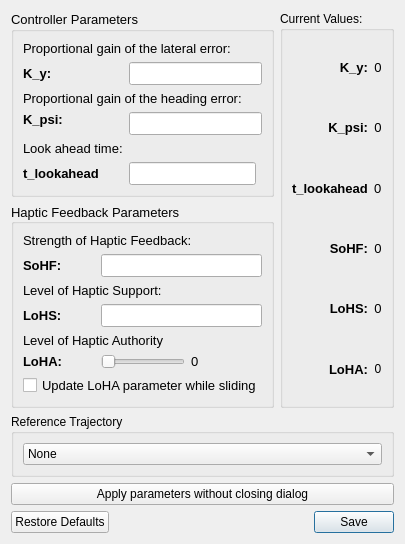
The window that modules/steeringwheelcontrol/action/swcontrollers/ui/fdca_settings_ui.ui (tud-hri/joan) describes before a commit, drawn with Qt 5.
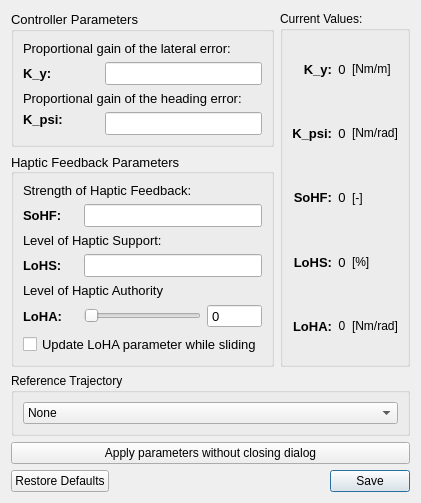
The same window after the commit.

Commit message: added spinbox functionality to loha and added units

```diff
--- a/modules/steeringwheelcontrol/action/swcontrollers/ui/fdca_settings_ui.ui
+++ b/modules/steeringwheelcontrol/action/swcontrollers/ui/fdca_settings_ui.ui
@@ -6,8 +6,8 @@
    <rect>
     <x>0</x>
     <y>0</y>
-    <width>393</width>
-    <height>543</height>
+    <width>412</width>
+    <height>487</height>
    </rect>
   </property>
   <property name="windowTitle">
@@ -47,8 +47,37 @@
      <layout class="QGridLayout" name="gridLayout_4">
       <item row="0" column="1">
        <layout class="QGridLayout" name="gridLayout_3">
-        <item row="6" column="1">
-         <widget class="QLineEdit" name="edit_t_lookahead"/>
+        <item row="2" column="0">
+         <widget class="QLabel" name="lblKy">
+          <property name="sizePolicy">
+           <sizepolicy hsizetype="Preferred" vsizetype="Preferred">
+            <horstretch>0</horstretch>
+            <verstretch>0</verstretch>
+           </sizepolicy>
+          </property>
+          <property name="minimumSize">
+           <size>
+            <width>0</width>
+            <height>0</height>
+           </size>
+          </property>
+          <property name="maximumSize">
+           <size>
+            <width>16777215</width>
+            <height>16777215</height>
+           </size>
+          </property>
+          <property name="font">
+           <font>
+            <pointsize>10</pointsize>
+            <weight>75</weight>
+            <bold>true</bold>
+           </font>
+          </property>
+          <property name="text">
+           <string>K_y:</string>
+          </property>
+         </widget>
         </item>
         <item row="0" column="0" colspan="3">
          <widget class="QLabel" name="lblKytitle">
@@ -81,51 +110,21 @@
           </property>
          </widget>
         </item>
-        <item row="2" column="0">
-         <widget class="QLabel" name="lblKy">
+        <item row="4" column="1" colspan="2">
+         <widget class="QLineEdit" name="edit_k_psi">
           <property name="sizePolicy">
-           <sizepolicy hsizetype="Preferred" vsizetype="Preferred">
+           <sizepolicy hsizetype="Preferred" vsizetype="Fixed">
             <horstretch>0</horstretch>
             <verstretch>0</verstretch>
            </sizepolicy>
           </property>
-          <property name="minimumSize">
-           <size>
-            <width>0</width>
-            <height>0</height>
-           </size>
-          </property>
-          <property name="maximumSize">
-           <size>
-            <width>16777215</width>
-            <height>16777215</height>
-           </size>
-          </property>
           <property name="font">
            <font>
             <pointsize>10</pointsize>
-            <weight>75</weight>
-            <bold>true</bold>
            </font>
           </property>
-          <property name="text">
-           <string>K_y:</string>
-          </property>
          </widget>
         </item>
-        <item row="7" column="0" colspan="2">
-         <spacer name="verticalSpacer">
-          <property name="orientation">
-           <enum>Qt::Vertical</enum>
-          </property>
-          <property name="sizeHint" stdset="0">
-           <size>
-            <width>20</width>
-            <height>40</height>
-           </size>
-          </property>
-         </spacer>
-        </item>
         <item row="4" column="0">
          <widget class="QLabel" name="lblKpsi">
           <property name="sizePolicy">
@@ -179,41 +178,6 @@
           </property>
          </widget>
         </item>
-        <item row="4" column="1" colspan="2">
-         <widget class="QLineEdit" name="edit_k_psi">
-          <property name="sizePolicy">
-           <sizepolicy hsizetype="Preferred" vsizetype="Fixed">
-            <horstretch>0</horstretch>
-            <verstretch>0</verstretch>
-           </sizepolicy>
-          </property>
-          <property name="font">
-           <font>
-            <pointsize>10</pointsize>
-           </font>
-          </property>
-         </widget>
-        </item>
-        <item row="6" column="0">
-         <widget class="QLabel" name="label_t">
-          <property name="font">
-           <font>
-            <weight>75</weight>
-            <bold>true</bold>
-           </font>
-          </property>
-          <property name="text">
-           <string>t_lookahead</string>
-          </property>
-         </widget>
-        </item>
-        <item row="5" column="0">
-         <widget class="QLabel" name="label_6">
-          <property name="text">
-           <string>Look ahead time:</string>
-          </property>
-         </widget>
-        </item>
        </layout>
       </item>
      </layout>
@@ -319,52 +283,6 @@
       </item>
       <item row="0" column="0">
        <layout class="QGridLayout" name="gridLayout_5">
-        <item row="6" column="1">
-         <widget class="QSlider" name="slider_loha">
-          <property name="sizePolicy">
-           <sizepolicy hsizetype="Minimum" vsizetype="Fixed">
-            <horstretch>0</horstretch>
-            <verstretch>0</verstretch>
-           </sizepolicy>
-          </property>
-          <property name="maximum">
-           <number>100</number>
-          </property>
-          <property name="orientation">
-           <enum>Qt::Horizontal</enum>
-          </property>
-         </widget>
-        </item>
-        <item row="6" column="2">
-         <widget class="QLabel" name="lbl_loha_slider">
-          <property name="font">
-           <font>
-            <pointsize>10</pointsize>
-           </font>
-          </property>
-          <property name="text">
-           <string>0</string>
-          </property>
-          <property name="alignment">
-           <set>Qt::AlignLeading|Qt::AlignLeft|Qt::AlignVCenter</set>
-          </property>
-         </widget>
-        </item>
-        <item row="3" column="1" colspan="2">
-         <widget class="QLineEdit" name="edit_lohs">
-          <property name="sizePolicy">
-           <sizepolicy hsizetype="Minimum" vsizetype="Fixed">
-            <horstretch>0</horstretch>
-            <verstretch>0</verstretch>
-           </sizepolicy>
-          </property>
-          <property name="font">
-           <font>
-            <pointsize>10</pointsize>
-           </font>
-          </property>
-         </widget>
-        </item>
         <item row="1" column="0">
          <widget class="QLabel" name="lblKsohf">
           <property name="font">
@@ -407,8 +325,8 @@
           </property>
          </widget>
         </item>
-        <item row="4" column="0" colspan="3">
-         <widget class="QLabel" name="lblKlohatitle">
+        <item row="0" column="0" colspan="3">
+         <widget class="QLabel" name="lblKsohftitle">
           <property name="font">
            <font>
             <pointsize>10</pointsize>
@@ -417,7 +335,10 @@
            </font>
           </property>
           <property name="text">
-           <string>Level of Haptic Authority</string>
+           <string>Strength of Haptic Feedback:</string>
+          </property>
+          <property name="alignment">
+           <set>Qt::AlignLeading|Qt::AlignLeft|Qt::AlignTop</set>
           </property>
          </widget>
         </item>
@@ -435,7 +356,76 @@
           </property>
          </widget>
         </item>
-        <item row="1" column="1" colspan="2">
+        <item row="4" column="0" colspan="3">
+         <widget class="QLabel" name="lblKlohatitle">
+          <property name="font">
+           <font>
+            <pointsize>10</pointsize>
+            <weight>50</weight>
+            <bold>false</bold>
+           </font>
+          </property>
+          <property name="text">
+           <string>Level of Haptic Authority</string>
+          </property>
+         </widget>
+        </item>
+        <item row="6" column="3">
+         <widget class="QSpinBox" name="spin_loha">
+          <property name="font">
+           <font>
+            <kerning>true</kerning>
+           </font>
+          </property>
+          <property name="frame">
+           <bool>true</bool>
+          </property>
+          <property name="buttonSymbols">
+           <enum>QAbstractSpinBox::NoButtons</enum>
+          </property>
+          <property name="accelerated">
+           <bool>false</bool>
+          </property>
+          <property name="keyboardTracking">
+           <bool>false</bool>
+          </property>
+          <property name="maximum">
+           <number>50</number>
+          </property>
+         </widget>
+        </item>
+        <item row="6" column="1" colspan="2">
+         <widget class="QSlider" name="slider_loha">
+          <property name="sizePolicy">
+           <sizepolicy hsizetype="Minimum" vsizetype="Fixed">
+            <horstretch>0</horstretch>
+            <verstretch>0</verstretch>
+           </sizepolicy>
+          </property>
+          <property name="maximum">
+           <number>50</number>
+          </property>
+          <property name="orientation">
+           <enum>Qt::Horizontal</enum>
+          </property>
+         </widget>
+        </item>
+        <item row="3" column="1" colspan="3">
+         <widget class="QLineEdit" name="edit_lohs">
+          <property name="sizePolicy">
+           <sizepolicy hsizetype="Minimum" vsizetype="Fixed">
+            <horstretch>0</horstretch>
+            <verstretch>0</verstretch>
+           </sizepolicy>
+          </property>
+          <property name="font">
+           <font>
+            <pointsize>10</pointsize>
+           </font>
+          </property>
+         </widget>
+        </item>
+        <item row="1" column="1" colspan="3">
          <widget class="QLineEdit" name="edit_sohf">
           <property name="sizePolicy">
            <sizepolicy hsizetype="Minimum" vsizetype="Fixed">
@@ -450,23 +440,6 @@
           </property>
          </widget>
         </item>
-        <item row="0" column="0" colspan="3">
-         <widget class="QLabel" name="lblKsohftitle">
-          <property name="font">
-           <font>
-            <pointsize>10</pointsize>
-            <weight>50</weight>
-            <bold>false</bold>
-           </font>
-          </property>
-          <property name="text">
-           <string>Strength of Haptic Feedback:</string>
-          </property>
-          <property name="alignment">
-           <set>Qt::AlignLeading|Qt::AlignLeft|Qt::AlignTop</set>
-          </property>
-         </widget>
-        </item>
        </layout>
       </item>
       <item row="1" column="0">
@@ -487,58 +460,24 @@
      <layout class="QGridLayout" name="gridLayout_2">
       <item row="5" column="0">
        <layout class="QGridLayout" name="gridLayout_7">
-        <item row="4" column="1">
-         <widget class="QLabel" name="lbl_lohs">
-          <property name="font">
-           <font>
-            <pointsize>10</pointsize>
-            <weight>50</weight>
-            <bold>false</bold>
-           </font>
-          </property>
-          <property name="text">
-           <string>0</string>
-          </property>
-          <property name="alignment">
-           <set>Qt::AlignCenter</set>
-          </property>
-         </widget>
-        </item>
-        <item row="4" column="0">
-         <widget class="QLabel" name="label_3">
-          <property name="font">
-           <font>
-            <pointsize>10</pointsize>
-            <weight>75</weight>
-            <bold>true</bold>
-           </font>
-          </property>
-          <property name="text">
-           <string>LoHS:</string>
-          </property>
-          <property name="alignment">
-           <set>Qt::AlignRight|Qt::AlignTrailing|Qt::AlignVCenter</set>
-          </property>
-         </widget>
-        </item>
-        <item row="3" column="0">
-         <widget class="QLabel" name="label_4">
-          <property name="font">
-           <font>
-            <pointsize>10</pointsize>
-            <weight>75</weight>
-            <bold>true</bold>
-           </font>
-          </property>
-          <property name="text">
-           <string>SoHF:</string>
-          </property>
-          <property name="alignment">
-           <set>Qt::AlignRight|Qt::AlignTrailing|Qt::AlignVCenter</set>
-          </property>
-         </widget>
-        </item>
         <item row="3" column="1">
+         <widget class="QLabel" name="lbl_lohs">
+          <property name="font">
+           <font>
+            <pointsize>10</pointsize>
+            <weight>50</weight>
+            <bold>false</bold>
+           </font>
+          </property>
+          <property name="text">
+           <string>0</string>
+          </property>
+          <property name="alignment">
+           <set>Qt::AlignCenter</set>
+          </property>
+         </widget>
+        </item>
+        <item row="2" column="1">
          <widget class="QLabel" name="lbl_sohf">
           <property name="font">
            <font>
@@ -555,8 +494,8 @@
           </property>
          </widget>
         </item>
-        <item row="5" column="0">
-         <widget class="QLabel" name="label_2">
+        <item row="2" column="0">
+         <widget class="QLabel" name="label_4">
           <property name="font">
            <font>
             <pointsize>10</pointsize>
@@ -565,38 +504,15 @@
            </font>
           </property>
           <property name="text">
-           <string>LoHA:</string>
+           <string>SoHF:</string>
           </property>
           <property name="alignment">
            <set>Qt::AlignRight|Qt::AlignTrailing|Qt::AlignVCenter</set>
           </property>
          </widget>
         </item>
-        <item row="1" column="1">
-         <widget class="QLabel" name="lbl_k_psi">
-          <property name="sizePolicy">
-           <sizepolicy hsizetype="Minimum" vsizetype="Preferred">
-            <horstretch>0</horstretch>
-            <verstretch>0</verstretch>
-           </sizepolicy>
-          </property>
-          <property name="font">
-           <font>
-            <pointsize>10</pointsize>
-            <weight>50</weight>
-            <bold>false</bold>
-           </font>
-          </property>
-          <property name="text">
-           <string>0</string>
-          </property>
-          <property name="alignment">
-           <set>Qt::AlignCenter</set>
-          </property>
-         </widget>
-        </item>
-        <item row="0" column="0">
-         <widget class="QLabel" name="label">
+        <item row="3" column="0">
+         <widget class="QLabel" name="label_3">
           <property name="font">
            <font>
             <pointsize>10</pointsize>
@@ -605,7 +521,7 @@
            </font>
           </property>
           <property name="text">
-           <string>K_y:</string>
+           <string>LoHS:</string>
           </property>
           <property name="alignment">
            <set>Qt::AlignRight|Qt::AlignTrailing|Qt::AlignVCenter</set>
@@ -658,7 +574,64 @@
           </property>
          </widget>
         </item>
-        <item row="5" column="1">
+        <item row="0" column="0">
+         <widget class="QLabel" name="label">
+          <property name="font">
+           <font>
+            <pointsize>10</pointsize>
+            <weight>75</weight>
+            <bold>true</bold>
+           </font>
+          </property>
+          <property name="text">
+           <string>K_y:</string>
+          </property>
+          <property name="alignment">
+           <set>Qt::AlignRight|Qt::AlignTrailing|Qt::AlignVCenter</set>
+          </property>
+         </widget>
+        </item>
+        <item row="4" column="0">
+         <widget class="QLabel" name="label_2">
+          <property name="font">
+           <font>
+            <pointsize>10</pointsize>
+            <weight>75</weight>
+            <bold>true</bold>
+           </font>
+          </property>
+          <property name="text">
+           <string>LoHA:</string>
+          </property>
+          <property name="alignment">
+           <set>Qt::AlignRight|Qt::AlignTrailing|Qt::AlignVCenter</set>
+          </property>
+         </widget>
+        </item>
+        <item row="1" column="1">
+         <widget class="QLabel" name="lbl_k_psi">
+          <property name="sizePolicy">
+           <sizepolicy hsizetype="Minimum" vsizetype="Preferred">
+            <horstretch>0</horstretch>
+            <verstretch>0</verstretch>
+           </sizepolicy>
+          </property>
+          <property name="font">
+           <font>
+            <pointsize>10</pointsize>
+            <weight>50</weight>
+            <bold>false</bold>
+           </font>
+          </property>
+          <property name="text">
+           <string>0</string>
+          </property>
+          <property name="alignment">
+           <set>Qt::AlignCenter</set>
+          </property>
+         </widget>
+        </item>
+        <item row="4" column="1">
          <widget class="QLabel" name="lbl_loha">
           <property name="text">
            <string>0</string>
@@ -668,29 +641,38 @@
           </property>
          </widget>
         </item>
-        <item row="2" column="0">
-         <widget class="QLabel" name="label_7">
-          <property name="font">
-           <font>
-            <pointsize>10</pointsize>
-            <weight>75</weight>
-            <bold>true</bold>
-           </font>
+        <item row="3" column="2">
+         <widget class="QLabel" name="label_12">
+          <property name="text">
+           <string>[%]</string>
           </property>
+         </widget>
+        </item>
+        <item row="4" column="2">
+         <widget class="QLabel" name="label_13">
           <property name="text">
-           <string>t_lookahead</string>
+           <string>[Nm/rad]</string>
           </property>
          </widget>
         </item>
-        <item row="2" column="1">
-         <widget class="QLabel" name="lbl_t_lookahead">
-          <property name="font">
-           <font>
-            <pointsize>10</pointsize>
-           </font>
+        <item row="0" column="2">
+         <widget class="QLabel" name="label_8">
+          <property name="text">
+           <string>[Nm/m]</string>
           </property>
+         </widget>
+        </item>
+        <item row="1" column="2">
+         <widget class="QLabel" name="label_9">
           <property name="text">
-           <string>0</string>
+           <string>[Nm/rad]</string>
+          </property>
+         </widget>
+        </item>
+        <item row="2" column="2">
+         <widget class="QLabel" name="label_11">
+          <property name="text">
+           <string>[-]</string>
           </property>
          </widget>
         </item>
```
The commit also changes 1 other file.
